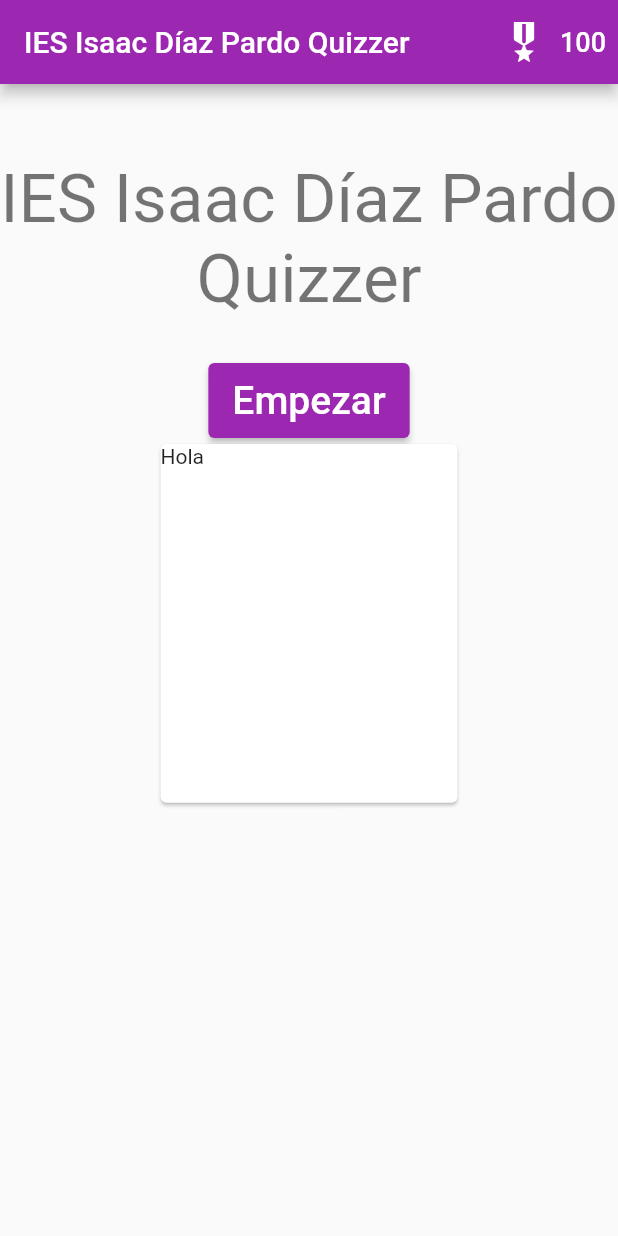
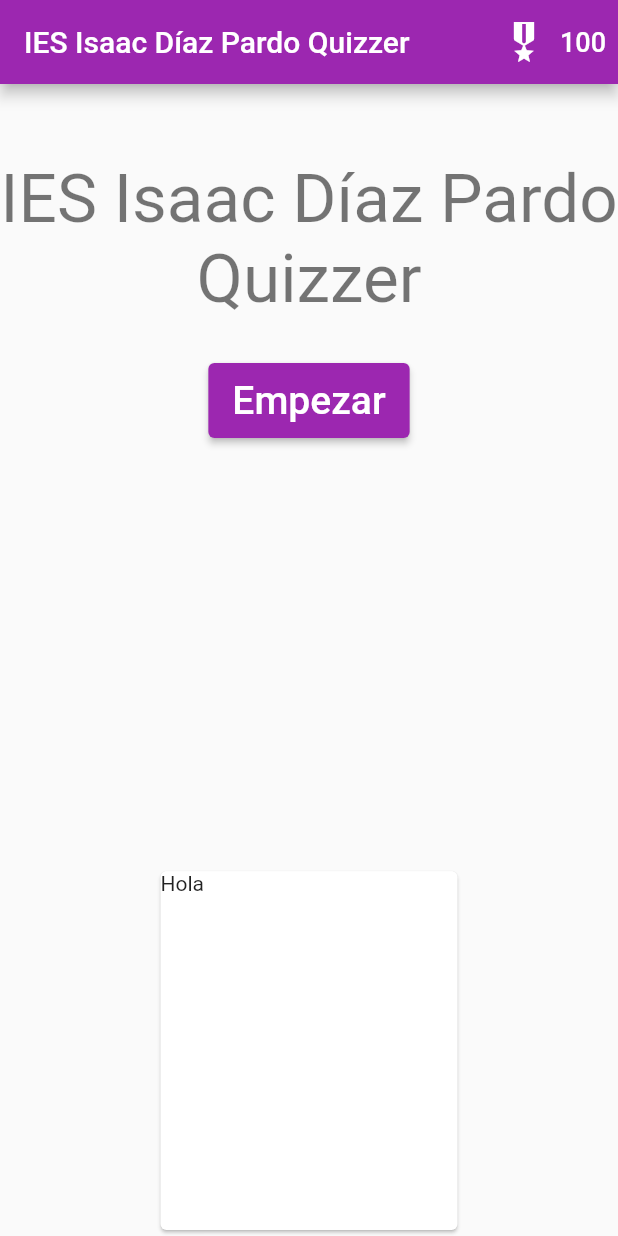
Before and after one commit to brieves/IES-Isaac-Diaz-Pardo-Quizzer, a Flutter app: the screen it shows after launch, on a phone screen of 412 x 824 dp. Run offline on Flutter 3.47's test engine with Material 2 defaults, Android fonts, the phone set to English and light mode, and no system bars; our stand-ins replace cloud_firestore, firebase_core; accounts and stored records are empty.

Commit message:
Update main.dart

```diff
--- a/lib/main.dart
+++ b/lib/main.dart
@@ -156,7 +156,8 @@ class _HomePageState extends State<HomePage> {
                 ),
               ),
             ),
-            Points(),
+            const Spacer(),
+            const Points(),
           ],
         ),
       ),
```
